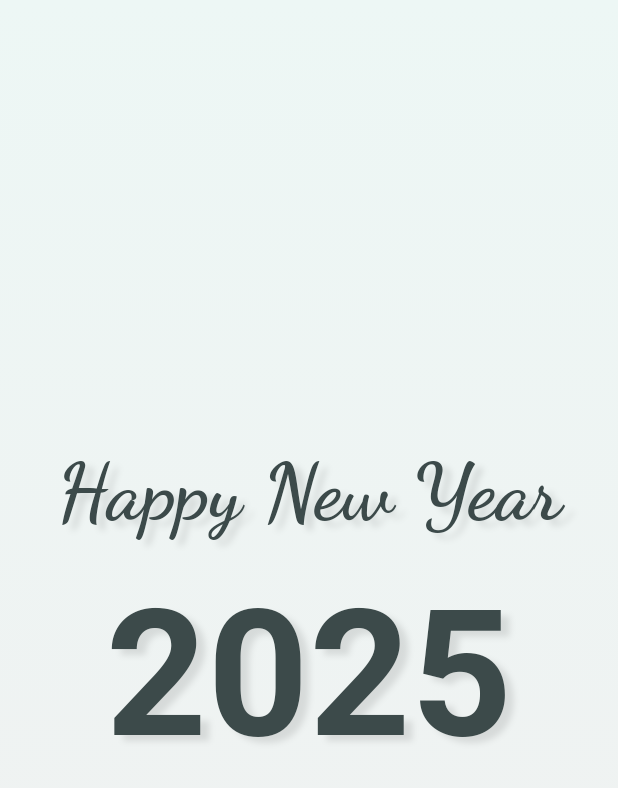
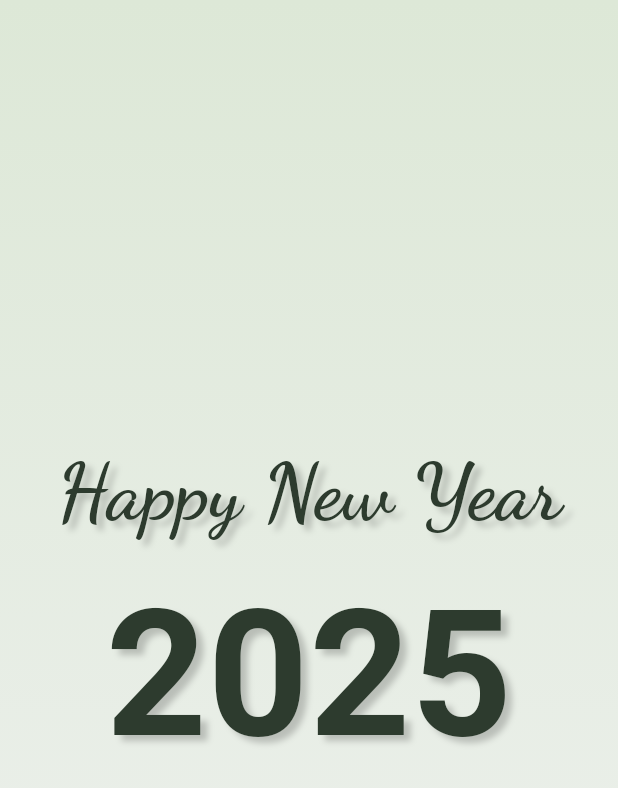
Before and after one commit to ChinmayMangela/flutteranimationpractice, a Flutter app: the screen it shows after launch, on a phone screen of 412 x 824 dp. Shown: the top 788 px of the screen. Run offline on Flutter 3.47's test engine with Material 3 defaults, Android fonts, the phone set to English and light mode, and no system bars; our stand-ins replace confetti, google_fonts; Roboto replaces fonts that are missing (Arial).

Commit message:
implement confetti animation

```diff
--- a/lib/implicit_animation_examples/new_year_animation/second_animation/animation_screen.dart
+++ b/lib/implicit_animation_examples/new_year_animation/second_animation/animation_screen.dart
@@ -1,3 +1,5 @@
+import 'dart:math';
+import 'package:confetti/confetti.dart';
 import 'package:flutter/material.dart';
 import 'package:flutteranimationpractice/implicit_animation_examples/new_year_animation/second_animation/gradient_background.dart';
 import 'package:flutteranimationpractice/implicit_animation_examples/new_year_animation/second_animation/message.dart';
@@ -14,6 +16,7 @@ class _AnimationScreenState extends State<AnimationScreen>
   late AnimationController _fourAnimationController;
   late AnimationController _fiveAnimationController;
   late AnimationController _zoomAnimationController;
+  late ConfettiController _confettiAnimationController;
   late Animation<Offset> _fourAnimation;
   late Animation<Offset> _fiveAnimation;
   late Animation<double> _zoomAnimation;
@@ -82,6 +85,7 @@ class _AnimationScreenState extends State<AnimationScreen>
       ),
     );
 
+    _confettiAnimationController = ConfettiController();
     _setupAnimationTriggers();
 
     _fourAnimationController.forward();
@@ -109,6 +113,7 @@ class _AnimationScreenState extends State<AnimationScreen>
             _isDigitsFloatingAnimationCompleted = true;
           });
           _zoomAnimationController.forward();
+          _confettiAnimationController.play();
         });
       }
     });
@@ -144,7 +149,21 @@ class _AnimationScreenState extends State<AnimationScreen>
             isDigitsAnimationCompleted: _isDigitsFloatingAnimationCompleted,
           ),
         ),
+        Positioned(
+          top: 0,
+          left: MediaQuery.of(context).size.width / 2,
+          child: _buildConfettiWidget(),
+        ),
       ],
     );
   }
+
+  Widget _buildConfettiWidget() {
+    return ConfettiWidget(
+      blastDirection: pi / 2,
+      numberOfParticles: 40,
+      gravity: 0.1,
+      confettiController: _confettiAnimationController,
+    );
+  }
 }
--- a/lib/implicit_animation_examples/new_year_animation/second_animation/gradient_background.dart
+++ b/lib/implicit_animation_examples/new_year_animation/second_animation/gradient_background.dart
@@ -11,8 +11,14 @@ class GradientBackground extends StatelessWidget {
           begin: Alignment.topCenter,
           end: Alignment.bottomCenter,
           colors: [
-            Color(0xFFEDF7F5), // Light mint green
-            Color(0xFFF0F0F0), // Soft off-white
+            // Color(0xFFE0F3EB), // Light mint green
+            // Color(0xFFF0F0F0), // Soft off-whites
+            // Color(0xFFF5F5F5), // Off-white (light, clean)
+            // Color(0xFFDAF1CE), // Mint Green (fresh and light)
+            // Color(0xFFFCF9F5), // Off-white (light ivory)
+            // Color(0xFFD7E4D1), // Light moss green
+            Color(0xFFDDE8D7), // Soft sage grayish-green
+            Color(0xFFF0F2F1), // Light gray
           ],
         ),
       ),
--- a/lib/implicit_animation_examples/new_year_animation/second_animation/message.dart
+++ b/lib/implicit_animation_examples/new_year_animation/second_animation/message.dart
@@ -62,7 +62,7 @@ class Message extends StatelessWidget {
             digit,
             style: _textStyle.copyWith(
               fontSize: 100,
-                color: const  Color(0xFF3C4A4A),
+                color: const Color(0xFF2D3B2E),
           ),
           ),
         );
@@ -76,7 +76,7 @@ class Message extends StatelessWidget {
       style: GoogleFonts.dancingScript(
         fontSize: 45,
         fontWeight: FontWeight.bold,
-        color: const Color(0xFF3C4A4A),
+        color: const Color(0xFF2D3B2E),
         shadows: _getTextShadows(),
       ),
     );
@@ -87,14 +87,14 @@ class Message extends StatelessWidget {
       text,
       style: _textStyle.copyWith(
         fontSize: 100,
-        color: const Color(0xFF3C4A4A),
+        color: const Color(0xFF2D3B2E),
       ),
     );
   }
 
   TextStyle get _textStyle => TextStyle(
     fontSize: 100,
-    color: const Color(0xFF3C4A4A),
+    color: const Color(0xFF2D3B2E),
     fontWeight: FontWeight.bold,
     fontFamily: 'Arial',
     shadows: _getTextShadows(),
@@ -104,8 +104,8 @@ class Message extends StatelessWidget {
     return [
       Shadow(
         blurRadius: 5.0,
-        color: Colors.black.withOpacity(0.1),
-        offset: const Offset(5, 3),
+        color: Colors.black.withOpacity(0.2),
+        offset: const Offset(4, 3),
       ),
     ];
   }
--- a/pubspec.yaml
+++ b/pubspec.yaml
@@ -36,6 +36,8 @@ dependencies:
   # Use with the CupertinoIcons class for iOS style icons.
   cupertino_icons: ^1.0.8
   google_fonts: ^6.2.1
+  confetti: ^0.8.0
+  flutter_confetti: ^0.3.4
 
 dev_dependencies:
   flutter_test:
```
Also changed, not shown: pubspec.lock.
